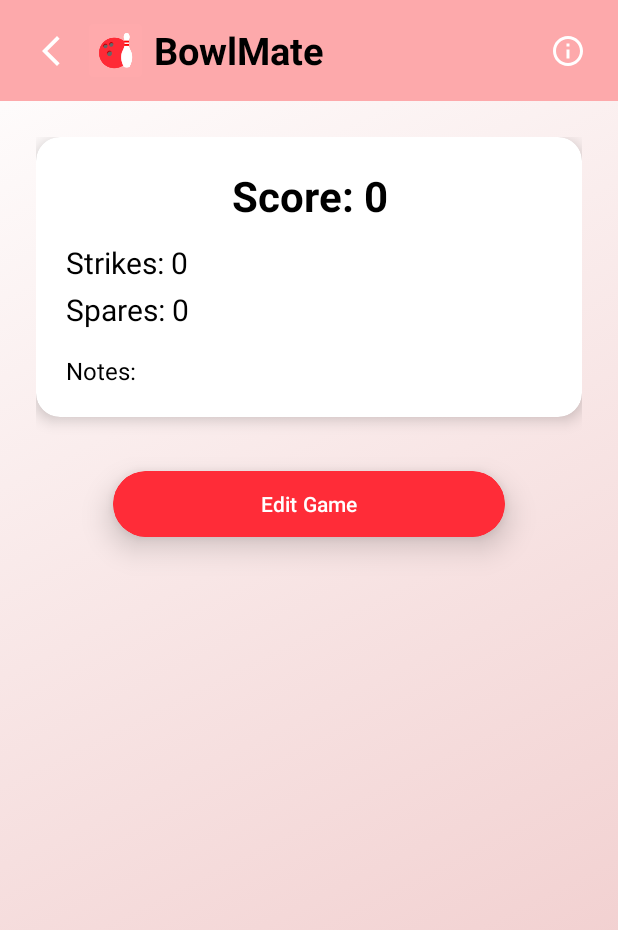
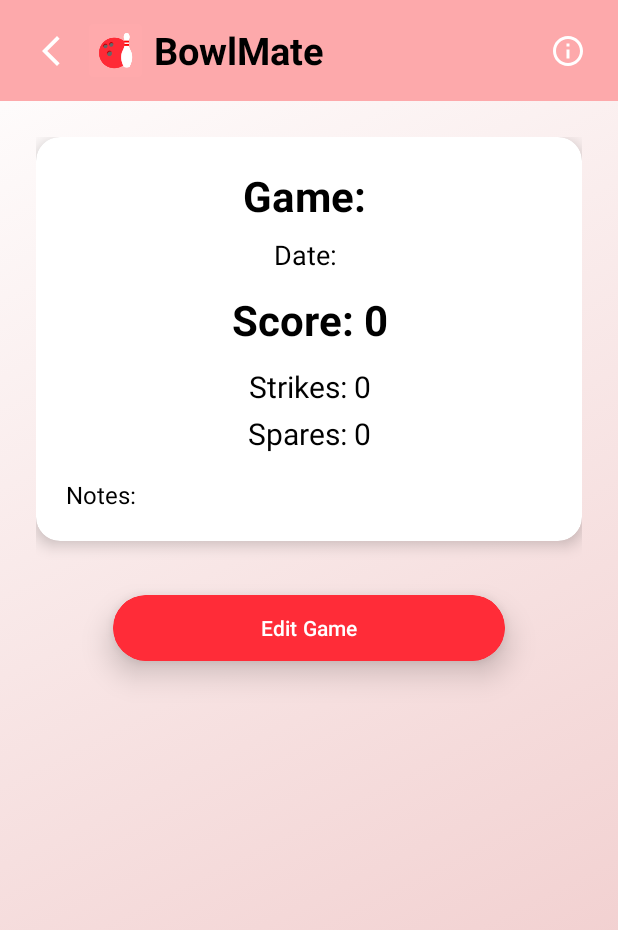
Before and after one commit to Harrazz/BowlMate, an Android app: the GameDetailActivity screen opened directly, with no data from a screen before it, on a phone screen of 412 x 824 dp. Shown: the top 930 px of the screen. Run offline under Robolectric (Android 15) with nearby library versions, the phone set to English and light mode, and no system bars; our stand-ins replace Firebase (no records; nobody signed in at launch, a user with empty details on screens opened directly); Roboto replaces fonts that are not available here; 1 statement that could not run was skipped.

Commit message:
final 1.0

```diff
--- a/app/src/main/java/com/example/bowlmate/GameDetailActivity.java
+++ b/app/src/main/java/com/example/bowlmate/GameDetailActivity.java
@@ -9,12 +9,16 @@ import android.widget.Toast;
 
 import androidx.appcompat.app.AppCompatActivity;
 
+import com.google.firebase.Timestamp;
 import com.google.firebase.auth.FirebaseAuth;
 import com.google.firebase.firestore.*;
 
+import java.text.SimpleDateFormat;
+import java.util.Locale;
+
 public class GameDetailActivity extends AppCompatActivity {
 
-    private TextView scoreText, strikeText, spareText, noteText;
+    private TextView titleText, dateText, scoreText, strikeText, spareText, noteText; // Added titleText and dateText
 
     private FirebaseAuth auth;
     private FirebaseFirestore db;
@@ -24,6 +28,8 @@ public class GameDetailActivity extends AppCompatActivity {
         super.onCreate(savedInstanceState);
         setContentView(R.layout.activity_game_detail);
 
+        titleText = findViewById(R.id.detailTitleText);
+        dateText = findViewById(R.id.detailDateText);
         scoreText = findViewById(R.id.detailScoreText);
         strikeText = findViewById(R.id.detailStrikeText);
         spareText = findViewById(R.id.detailSpareText);
@@ -67,10 +73,22 @@ public class GameDetailActivity extends AppCompatActivity {
                 .get()
                 .addOnSuccessListener(doc -> {
                     if (doc.exists()) {
+                        titleText.setText("Game: " + doc.getString("title")); // Set title
                         scoreText.setText("Score: " + doc.getLong("score"));
                         strikeText.setText("Strikes: " + doc.getLong("totalStrikes"));
                         spareText.setText("Spares: " + doc.getLong("totalSpares"));
                         noteText.setText("Notes: " + doc.getString("notes"));
+
+                        // Format and set the date
+                        Timestamp timestamp = doc.getTimestamp("timestamp");
+                        if (timestamp != null) {
+                            SimpleDateFormat sdf = new SimpleDateFormat("MMM dd, yyyy HH:mm", Locale.getDefault());
+                            String formattedDate = sdf.format(timestamp.toDate());
+                            dateText.setText("Date: " + formattedDate);
+                        } else {
+                            dateText.setText("Date: N/A");
+                        }
+
                     } else {
                         Toast.makeText(this, "Game not found", Toast.LENGTH_SHORT).show();
                     }
--- a/app/src/main/res/layout/activity_game_detail.xml
+++ b/app/src/main/res/layout/activity_game_detail.xml
@@ -42,6 +42,26 @@
                     android:padding="20dp">
 
                     <TextView
+                        android:id="@+id/detailTitleText"
+                        android:layout_width="match_parent"
+                        android:layout_height="wrap_content"
+                        android:text="Game: "
+                        android:textColor="@color/black"
+                        android:textSize="28sp"
+                        android:textStyle="bold"
+                        android:gravity="center_horizontal" />
+
+                    <TextView
+                        android:id="@+id/detailDateText"
+                        android:layout_width="match_parent"
+                        android:layout_height="wrap_content"
+                        android:text="Date: "
+                        android:textColor="@color/black"
+                        android:textSize="18sp"
+                        android:gravity="center_horizontal"
+                        android:layout_marginTop="8dp" />
+
+                    <TextView
                         android:id="@+id/detailScoreText"
                         android:layout_width="match_parent"
                         android:layout_height="wrap_content"
@@ -49,7 +69,8 @@
                         android:textColor="@color/black"
                         android:textSize="28sp"
                         android:textStyle="bold"
-                        android:gravity="center_horizontal" />
+                        android:gravity="center_horizontal"
+                        android:layout_marginTop="12dp" />
 
                     <TextView
                         android:id="@+id/detailStrikeText"
@@ -58,6 +79,7 @@
                         android:text="Strikes: 0"
                         android:textColor="@color/black"
                         android:textSize="20sp"
+                        android:gravity="center_horizontal"
                         android:layout_marginTop="12dp" />
 
                     <TextView
@@ -67,6 +89,7 @@
                         android:text="Spares: 0"
                         android:textColor="@color/black"
                         android:textSize="20sp"
+                        android:gravity="center_horizontal"
                         android:layout_marginTop="4dp" />
 
                     <TextView
```
Also changed, not shown: app/src/main/java/com/example/bowlmate/AddGameActivity.java (+14 -4 lines), app/src/main/java/com/example/bowlmate/BowlingScore.java (+6 -2 lines), app/src/main/java/com/example/bowlmate/EditGameActivity.java (+8 -3 lines), app/src/main/java/com/example/bowlmate/Game.java (+57 -12 lines), app/src/main/java/com/example/bowlmate/GameAdapter.java (+17 -5 lines), app/src/main/res/layout/activity_add_game.xml (+21 -7 lines), app/src/main/res/layout/activity_edit_game.xml (+21 -1 lines), app/src/main/res/layout/item_game.xml (+20 -14 lines), 1 other file.
